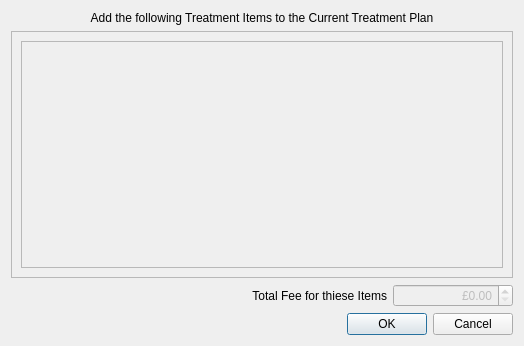
Qt form qt-designer/addTreatment.ui (rowinggolfer/openmolar1) before a commit.
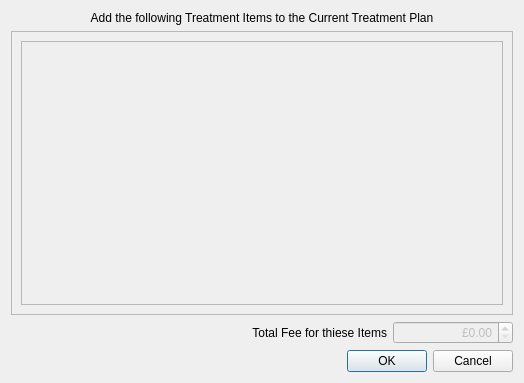
The same form after that commit.

What changed in the file:
```diff
--- a/qt-designer/addTreatment.ui
+++ b/qt-designer/addTreatment.ui
@@ -6,7 +6,7 @@
     <x>0</x>
     <y>0</y>
     <width>524</width>
-    <height>346</height>
+    <height>383</height>
    </rect>
   </property>
   <property name="windowTitle" >
@@ -43,7 +43,7 @@
         <x>0</x>
         <y>0</y>
         <width>502</width>
-        <height>231</height>
+        <height>268</height>
        </rect>
       </property>
       <layout class="QVBoxLayout" name="verticalLayout" >
```
